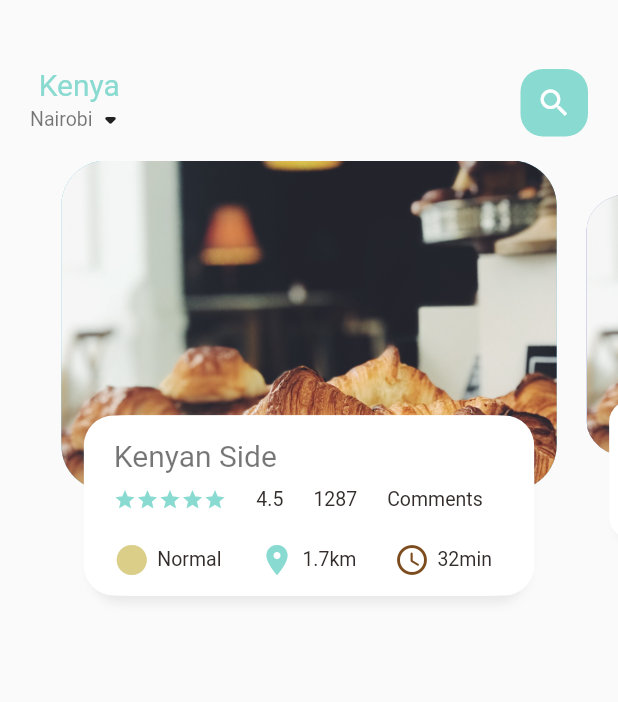
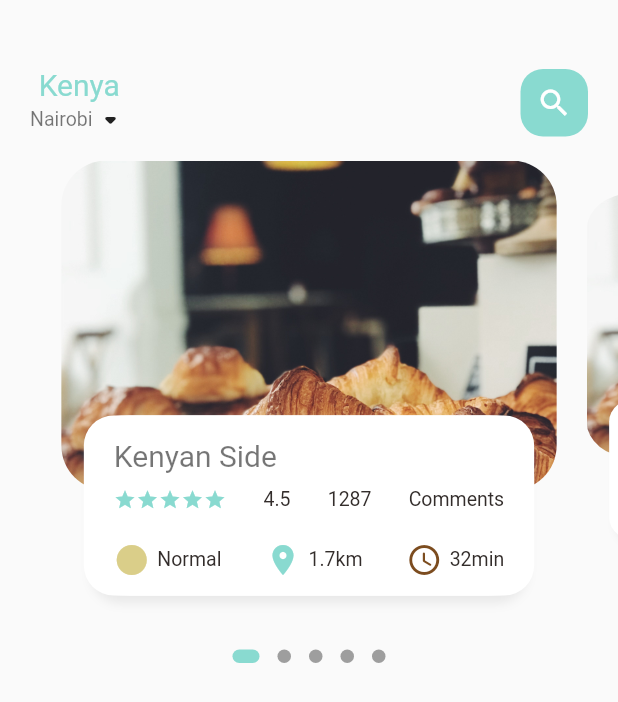
Before and after one commit to Eriq-Kibet/flutter-app, a Flutter app: the screen it shows after launch, on a phone screen of 412 x 824 dp. Shown: the top 702 px of the screen. Run offline on Flutter 3.47's test engine with Material 2 defaults, Android fonts, the phone set to English and light mode, and no system bars; drawn by our look-alikes of dots_indicator; our stand-ins replace get.

Commit message:
Dimensions

```diff
--- a/lib/home/food_page_body.dart
+++ b/lib/home/food_page_body.dart
@@ -1,3 +1,4 @@
+import 'package:dots_indicator/dots_indicator.dart';
 import 'package:flutter/material.dart';
 import 'package:myapp/widgets/big_text.dart';
 import 'package:myapp/widgets/icons_and_text_widget.dart';
@@ -31,7 +32,9 @@ class _FoodPageBodyState extends State<FoodPageBody> {
 
   @override
   Widget build(BuildContext context) {
-    return Container(
+    return Column(
+      children: [
+        Container(
           // color: Colors.redAccent,
           height: 320,
           child: PageView.builder(
@@ -40,6 +43,19 @@ class _FoodPageBodyState extends State<FoodPageBody> {
               itemBuilder: (context, position) {
                 return _buildPageItem(position);
               }),
+        ),
+        new DotsIndicator(
+          dotsCount: 5,
+          position: _currPageValue,
+          decorator: DotsDecorator(
+            activeColor: const Color(0xFF89dad0),
+            size: const Size.square(9.0),
+            activeSize: const Size(18.0, 9.0),
+            activeShape: RoundedRectangleBorder(
+                borderRadius: BorderRadius.circular(5.0)),
+          ),
+        )
+      ],
     );
   }
 
@@ -74,11 +90,11 @@ class _FoodPageBodyState extends State<FoodPageBody> {
         children: [
           Container(
             height: 220,
-            margin: EdgeInsets.only(left: 10, right: 10),
+            margin: const EdgeInsets.only(left: 10, right: 10),
             decoration: BoxDecoration(
                 borderRadius: BorderRadius.circular(30),
-                color: index.isEven ? Color(0xFF69c5df) : Color(0xFF9294cc),
-                image: DecorationImage(
+                // color: index.isEven ? Color(0xFF69c5df) : Color(0xFF9294cc),
+                image: const DecorationImage(
                     fit: BoxFit.cover,
                     image: AssetImage('assets/image/food1.jpg'))),
           ),
@@ -111,6 +127,7 @@ class _FoodPageBodyState extends State<FoodPageBody> {
                           height: 10,
                         ),
                         Row(
+                          mainAxisAlignment: MainAxisAlignment.spaceBetween,
                           children: [
                             Wrap(
                               children: List.generate(
@@ -121,17 +138,8 @@ class _FoodPageBodyState extends State<FoodPageBody> {
                                         size: 15,
                                       )),
                             ),
-                            SizedBox(
-                              width: 20,
-                            ),
                             SmallText(text: "4.5"),
-                            SizedBox(
-                              width: 20,
-                            ),
                             SmallText(text: "1287"),
-                            SizedBox(
-                              width: 20,
-                            ),
                             SmallText(text: "Comments")
                           ],
                         ),
@@ -139,22 +147,17 @@ class _FoodPageBodyState extends State<FoodPageBody> {
                           height: 20,
                         ),
                         Row(
+                          mainAxisAlignment: MainAxisAlignment.spaceBetween,
                           children: const [
                             IconAndTextWidget(
                                 icon: Icons.circle_sharp,
                                 text: "Normal",
                                 iconColor:
                                     const Color.fromARGB(255, 218, 206, 137)),
-                            SizedBox(
-                              width: 25,
-                            ),
                             IconAndTextWidget(
                                 icon: Icons.location_on,
                                 text: "1.7km",
                                 iconColor: const Color(0xFF89dad0)),
-                            SizedBox(
-                              width: 25,
-                            ),
                             IconAndTextWidget(
                                 icon: Icons.access_time_rounded,
                                 text: "32min",
--- /dev/null
+++ b/lib/utils/dimensions.dart
@@ -0,0 +1,10 @@
+import 'package:flutter/cupertino.dart';
+import 'package:get/get.dart';
+
+class Dimensions {
+  static double screeenHeight = Get.context!.height;
+  static double screeenWidth = Get.context!.width;
+
+  static double pageViewContainer = screeenHeight / (screeenHeight / 220);
+  static double pageViewTextContainer = screeenHeight / (screeenWidth / 220);
+}
--- a/pubspec.yaml
+++ b/pubspec.yaml
@@ -34,6 +34,8 @@ dependencies:
   # The following adds the Cupertino Icons font to your application.
   # Use with the CupertinoIcons class for iOS style icons.
   cupertino_icons: ^1.0.2
+  dots_indicator: ^2.1.0
+  get: ^4.6.1
 
 dev_dependencies:
   flutter_test:
```
Also changed, not shown: pubspec.lock. Lines whose indentation alone changed are shown as unchanged.
